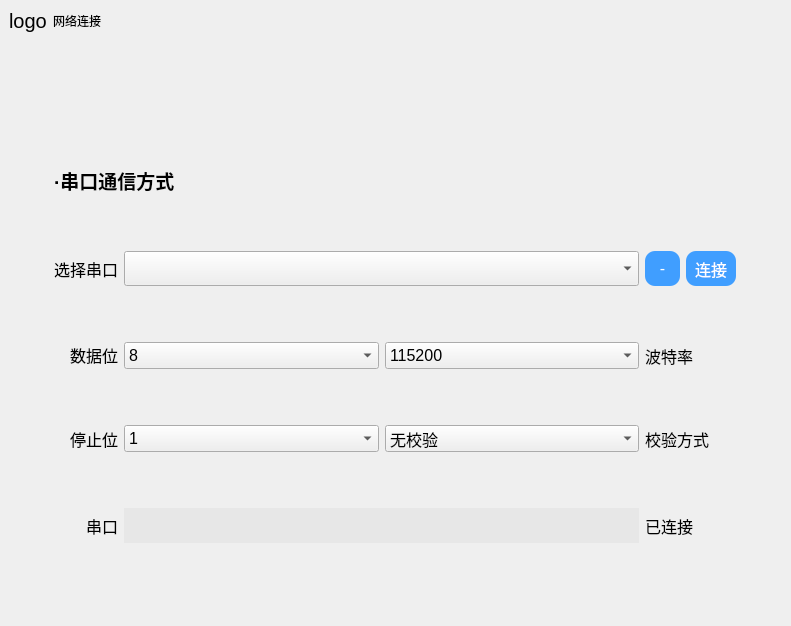
Qt form page_net.ui (CodePupil-min/eems) before a commit.
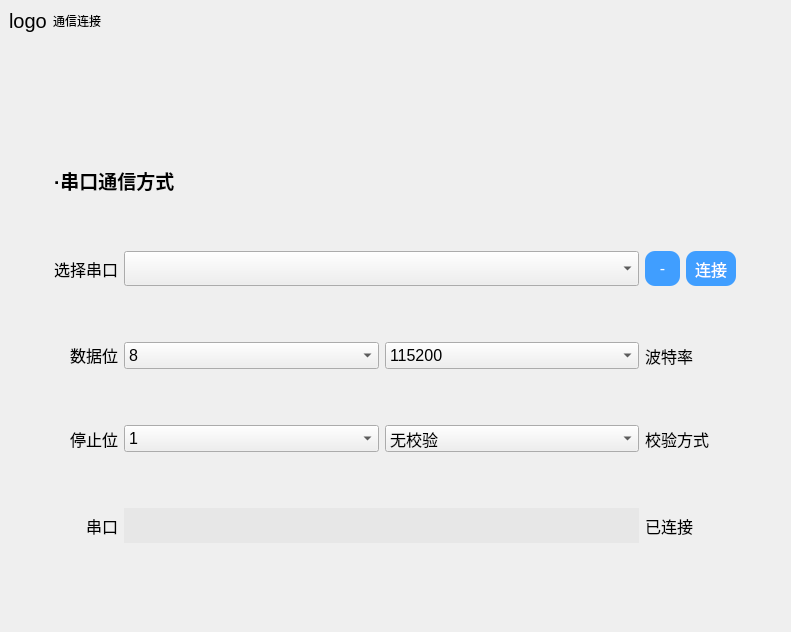
The same form after that commit.

The edit to the form file:
```diff
--- a/page_net.ui
+++ b/page_net.ui
@@ -7,7 +7,7 @@
     <x>0</x>
     <y>0</y>
     <width>791</width>
-    <height>626</height>
+    <height>632</height>
    </rect>
   </property>
   <property name="windowTitle">
@@ -491,7 +491,7 @@
 </string>
         </property>
         <property name="text">
-         <string>网络连接</string>
+         <string>通信连接</string>
         </property>
        </widget>
       </item>
```
